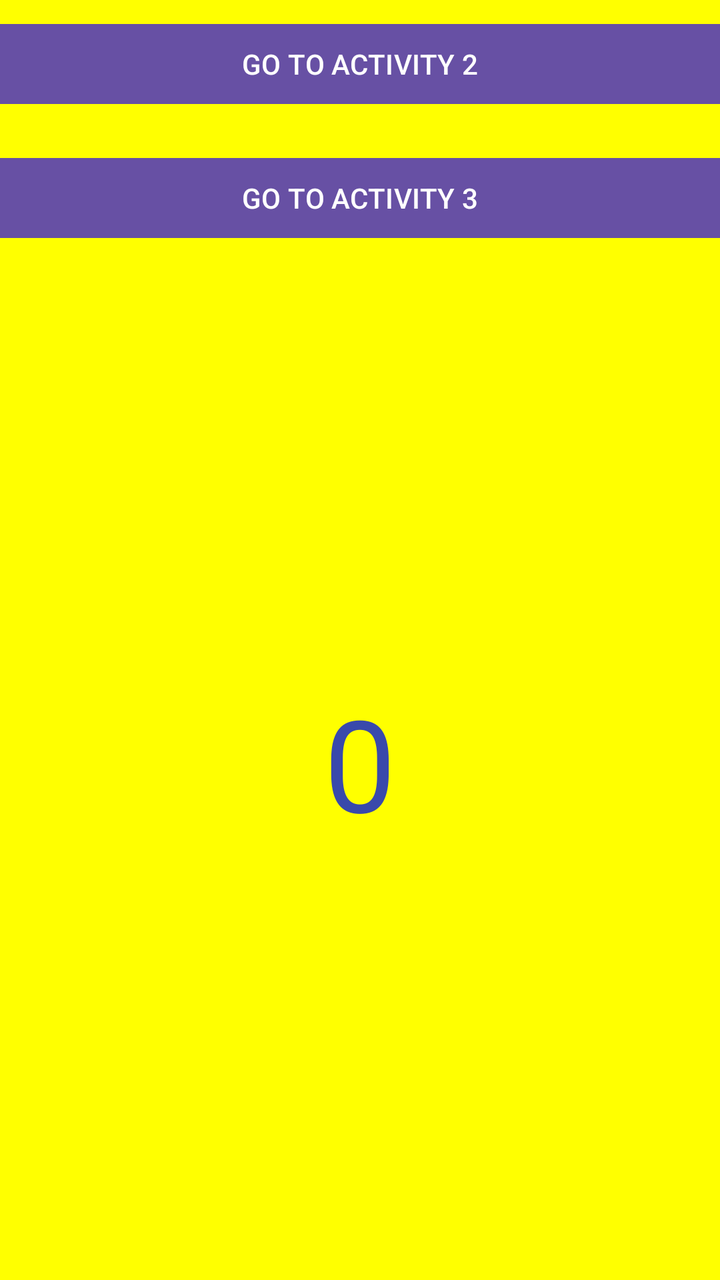
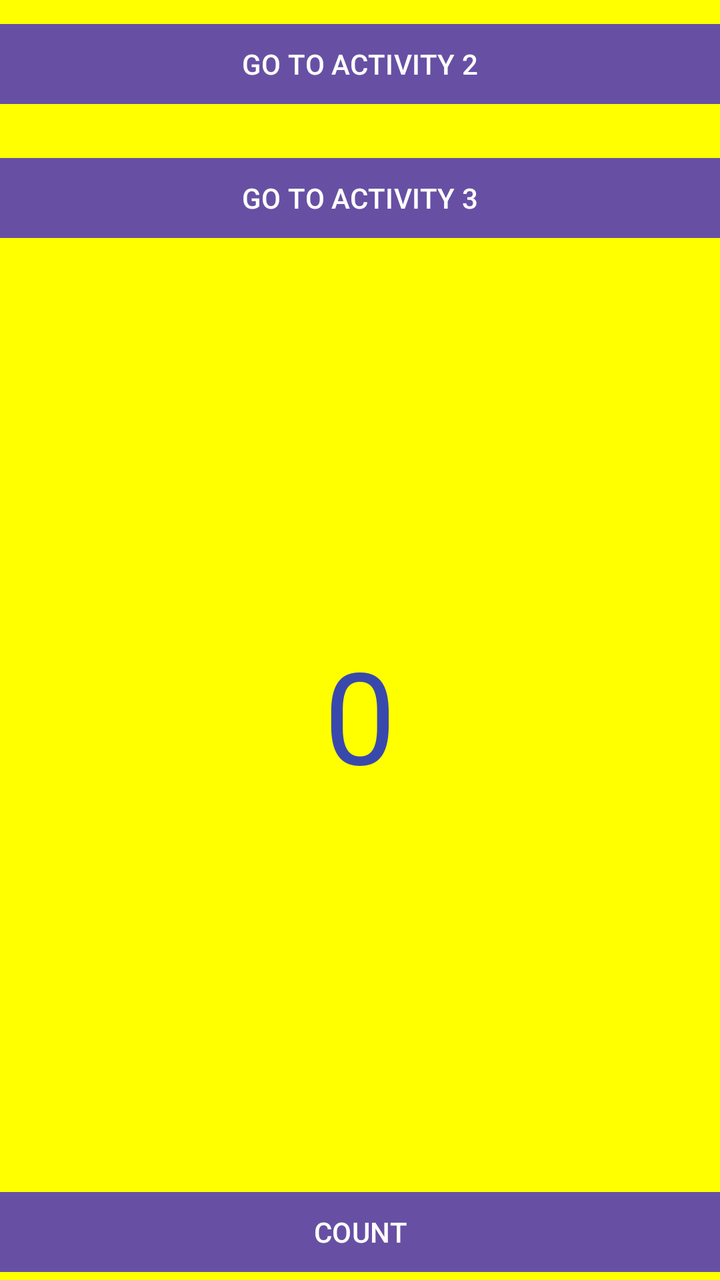

Screens rendered from an Android XML layout before and after an edit, with the pre-edit source and the edit as a unified diff.
<!-- AndroidManifest.xml: application theme Theme.Activities -->
<!-- res/layout/activity_main.xml -->
<?xml version="1.0" encoding="utf-8"?>
<androidx.constraintlayout.widget.ConstraintLayout xmlns:android="http://schemas.android.com/apk/res/android"
    xmlns:app="http://schemas.android.com/apk/res-auto"
    xmlns:tools="http://schemas.android.com/tools"
    android:id="@+id/mainLayout"
    android:layout_width="match_parent"
    android:layout_height="match_parent"
    android:background="#FFFF00"
    tools:context=".MainActivity">

    <Button
        android:id="@+id/btnActivity2"
        android:layout_width="0dp"
        android:layout_height="wrap_content"
        android:layout_marginTop="8dp"
        android:text="GO TO ACTIVITY 2"
        app:cornerRadius="0dp"
        app:layout_constraintEnd_toEndOf="parent"
        app:layout_constraintHorizontal_bias="0.497"
        app:layout_constraintStart_toStartOf="parent"
        app:layout_constraintTop_toTopOf="parent" />

    <Button
        android:id="@+id/btnActivity3"
        android:layout_width="0dp"
        android:layout_height="wrap_content"
        android:layout_marginTop="75dp"
        android:text="GO TO ACTIVITY 3"
        app:cornerRadius="0dp"
        app:layout_constraintEnd_toEndOf="parent"
        app:layout_constraintHorizontal_bias="0.498"
        app:layout_constraintStart_toStartOf="parent"
        app:layout_constraintTop_toTopOf="parent" />

    <TextView
        android:id="@+id/txtCounter"
        android:layout_width="0dp"
        android:layout_height="0dp"
        android:gravity="center"
        android:text="0"
        android:textColor="#3949AB"
        android:textSize="64sp"
        app:layout_constraintBottom_toBottomOf="parent"
        app:layout_constraintEnd_toEndOf="parent"
        app:layout_constraintHorizontal_bias="0.0"
        app:layout_constraintStart_toStartOf="parent"
        app:layout_constraintTop_toBottomOf="@+id/btnActivity3"
        app:layout_constraintVertical_bias="0.0" />
</androidx.constraintlayout.widget.ConstraintLayout>
<!-- resources referenced by this layout -->
<resources>
  <style name="Theme.Activities" parent="Base.Theme.Activities" />
  <style name="Base.Theme.Activities" parent="Theme.Material3.DayNight.NoActionBar">
          
          
      </style>
</resources>

<!-- the commit's change to res/layout/activity_main.xml (unified diff, before → after) -->
@@ -40,10 +40,21 @@
         android:text="0"
         android:textColor="#3949AB"
         android:textSize="64sp"
-        app:layout_constraintBottom_toBottomOf="parent"
+        app:layout_constraintBottom_toTopOf="@+id/btnCount"
         app:layout_constraintEnd_toEndOf="parent"
         app:layout_constraintHorizontal_bias="0.0"
         app:layout_constraintStart_toStartOf="parent"
         app:layout_constraintTop_toBottomOf="@+id/btnActivity3"
         app:layout_constraintVertical_bias="0.0" />
+
+    <Button
+        android:id="@+id/btnCount"
+        android:layout_width="0dp"
+        android:layout_height="wrap_content"
+        android:text="COUNT"
+        app:cornerRadius="0dp"
+        app:layout_constraintBottom_toBottomOf="parent"
+        app:layout_constraintEnd_toEndOf="parent"
+        app:layout_constraintHorizontal_bias="0.498"
+        app:layout_constraintStart_toStartOf="parent" />
 </androidx.constraintlayout.widget.ConstraintLayout>
